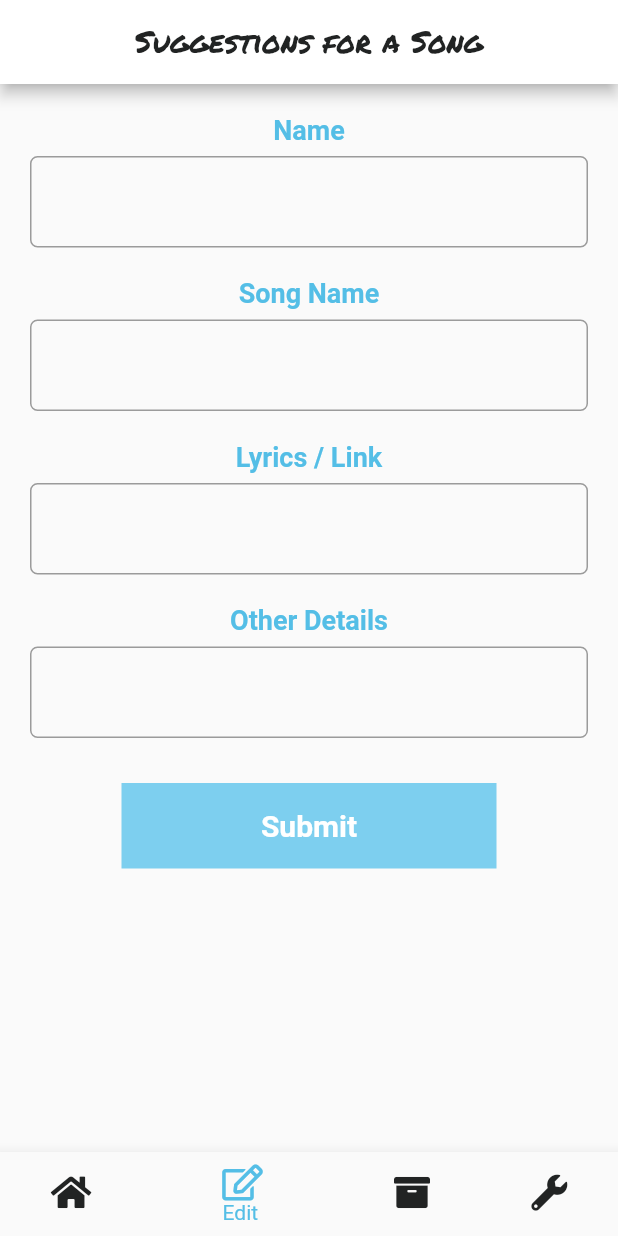
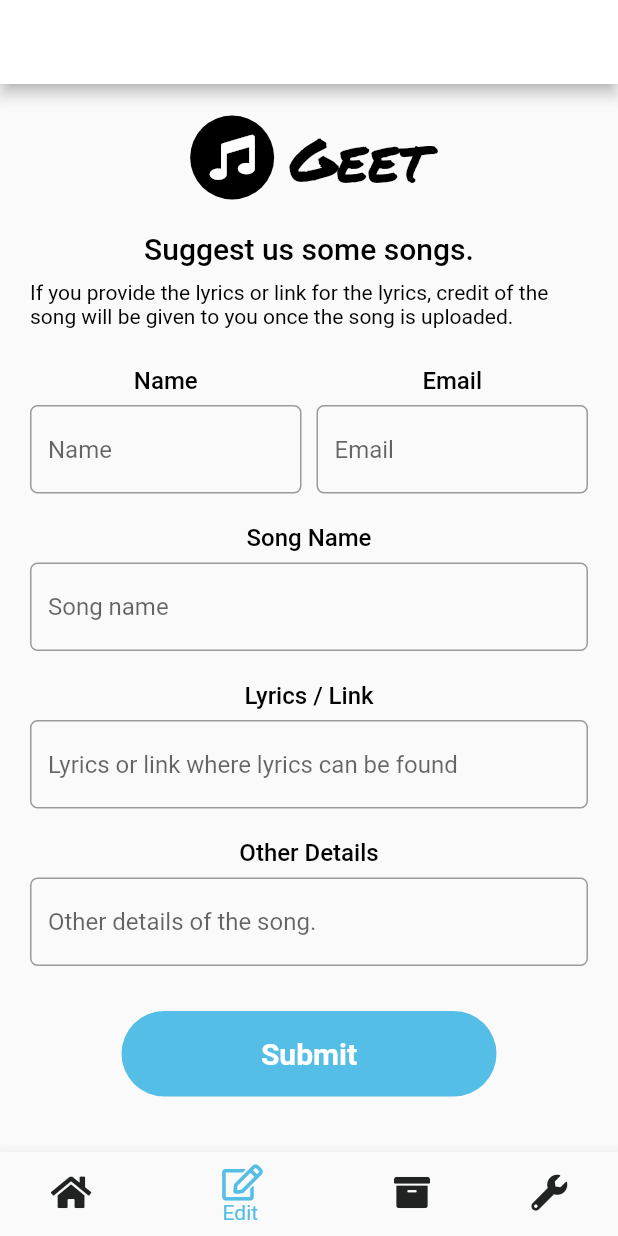
Before and after one commit to shobhit2020335/jain_songs_fork2, a Flutter app: the screen it shows after launch, item 2 of the bottom bar chosen, on a phone screen of 412 x 824 dp. Run offline on Flutter 3.47's test engine with Material 2 defaults, Android fonts, the phone set to English and light mode, and no system bars; our stand-ins replace cloud_firestore, connectivity, firebase_core, font_awesome_flutter, modal_progress_hud; missing offline and left inert: flutter_share; accounts and stored records are empty.

Commit message:
UI for form page created

```diff
--- a/lib/custom_widgets/constantWidgets.dart
+++ b/lib/custom_widgets/constantWidgets.dart
@@ -1,3 +1,5 @@
+import 'dart:io';
+
 import 'package:flutter/material.dart';
 
 void showToast(BuildContext context, String message, {int duration: 4}) {
@@ -15,23 +17,26 @@ Widget formFieldTitle(String title) {
   return Text(
     title,
     style: TextStyle(
-      color: Color(0xFF54BEE6),
-      fontWeight: FontWeight.bold,
-      fontSize: 18,
+      color: Colors.black,
+      fontSize: 16,
+      fontWeight: FontWeight.w500,
     ),
   );
 }
 
-Widget formTextFeild(int lines) {
+Widget formTextFeild(int lines,
+    {String hint, TextEditingController editingController}) {
   return Theme(
     data: ThemeData(
-      primaryColor: Color(0xFF54BEE6),
+      primaryColor: Colors.black,
     ),
     child: TextField(
+      controller: editingController,
       keyboardType: lines == 1 ? TextInputType.name : TextInputType.multiline,
       maxLines: lines,
-      style: TextStyle(color: Colors.black, fontSize: 18),
+      style: TextStyle(color: Colors.black, fontSize: 16),
       decoration: InputDecoration(
+        hintText: hint,
         border: OutlineInputBorder(
           borderRadius: BorderRadius.all(
             Radius.circular(5),
--- /dev/null
+++ b/lib/custom_widgets/formTextField.dart
@@ -0,0 +1,8 @@
+import 'package:flutter/material.dart';
+
+class FormTextField extends StatelessWidget {
+  @override
+  Widget build(BuildContext context) {
+    return Container();
+  }
+}
--- a/lib/form_page.dart
+++ b/lib/form_page.dart
@@ -1,9 +1,12 @@
 import 'package:flutter/material.dart';
+import 'package:font_awesome_flutter/font_awesome_flutter.dart';
 import 'package:jain_songs/custom_widgets/constantWidgets.dart';
 
 //TODO: Making clear button to clear all textfield
 
 class FormPage extends StatelessWidget {
+  final textFieldController = TextEditingController();
+
   @override
   Widget build(BuildContext context) {
     return SafeArea(
@@ -12,11 +15,92 @@ class FormPage extends StatelessWidget {
           padding: EdgeInsets.all(20),
           child: Column(
             children: [
-              formFieldTitle('Name'),
+              Row(
+                mainAxisAlignment: MainAxisAlignment.center,
+                children: [
+                  CircleAvatar(
+                    radius: 28,
+                    backgroundColor: Colors.black,
+                    child: Icon(
+                      FontAwesomeIcons.music,
+                      color: Colors.white,
+                      size: 30,
+                    ),
+                  ),
+                  SizedBox(
+                    width: 10,
+                  ),
+                  Text(
+                    'Geet',
+                    style: TextStyle(
+                      color: Colors.black,
+                      fontSize: 40,
+                      fontFamily: 'Pacifico',
+                      fontWeight: FontWeight.w100,
+                    ),
+                  )
+                ],
+              ),
               SizedBox(
-                height: 7,
+                height: 20,
               ),
-              formTextFeild(1),
+              Text(
+                'Suggest us some songs.',
+                style: TextStyle(
+                    color: Colors.black,
+                    fontSize: 20,
+                    fontWeight: FontWeight.w500),
+              ),
+              SizedBox(
+                height: 10,
+              ),
+              Text(
+                'If you provide the lyrics or link for the lyrics, credit of the song will be given to you once the song is uploaded.',
+                style: TextStyle(
+                  color: Colors.black,
+                  fontSize: 14,
+                ),
+              ),
+              SizedBox(
+                height: 25,
+              ),
+              Row(
+                children: [
+                  Expanded(
+                    child: Column(
+                      children: [
+                        formFieldTitle('Name'),
+                        SizedBox(
+                          height: 7,
+                        ),
+                        formTextFeild(
+                          1,
+                          hint: 'Name',
+                          editingController: textFieldController,
+                        ),
+                      ],
+                    ),
+                  ),
+                  SizedBox(
+                    width: 10,
+                  ),
+                  Expanded(
+                    child: Column(
+                      children: [
+                        formFieldTitle('Email'),
+                        SizedBox(
+                          height: 7,
+                        ),
+                        formTextFeild(
+                          1,
+                          hint: 'Email',
+                          editingController: textFieldController,
+                        ),
+                      ],
+                    ),
+                  ),
+                ],
+              ),
               SizedBox(
                 height: 20,
               ),
@@ -24,7 +108,8 @@ class FormPage extends StatelessWidget {
               SizedBox(
                 height: 7,
               ),
-              formTextFeild(null),
+              formTextFeild(null,
+                  hint: 'Song name', editingController: textFieldController),
               SizedBox(
                 height: 20,
               ),
@@ -32,7 +117,11 @@ class FormPage extends StatelessWidget {
               SizedBox(
                 height: 7,
               ),
-              formTextFeild(null),
+              formTextFeild(
+                null,
+                hint: 'Lyrics or link where lyrics can be found',
+                editingController: textFieldController,
+              ),
               SizedBox(
                 height: 20,
               ),
@@ -40,16 +129,29 @@ class FormPage extends StatelessWidget {
               SizedBox(
                 height: 7,
               ),
-              formTextFeild(null),
+              formTextFeild(
+                null,
+                hint: 'Other details of the song.',
+                editingController: textFieldController,
+              ),
               SizedBox(
                 height: 30,
               ),
               FlatButton(
-                onPressed: () {},
+                onPressed: () {
+                  showToast(
+                    context,
+                    'ThankYou for suggesting! Song will be updated soon.',
+                  );
+                  textFieldController.clear();
+                },
                 child: Container(
+                  decoration: BoxDecoration(
+                    borderRadius: BorderRadius.circular(30),
+                    color: Color(0xFF54BEE6),
+                  ),
                   width: 250,
                   height: 57,
-                  color: Color(0xFF7DCFEF),
                   child: Center(
                     child: Text(
                       'Submit',
--- a/lib/home_page.dart
+++ b/lib/home_page.dart
@@ -143,7 +143,7 @@ class _HomePageState extends State<HomePage> {
           setState(() {
             _currentIndex = index;
             if (index == 1) {
-              appBarTitle = Text('Suggestions for a Song');
+              appBarTitle = Text('');
             } else if (index == 2) {
               appBarTitle = Text('Your Library');
             } else if (index == 3) {
--- a/lib/services/addSong_Firestore.dart
+++ b/lib/services/addSong_Firestore.dart
@@ -13,34 +13,34 @@ void main() async {
   print('Added song successfully');
 
   //Uncomment below to add searchKeywords.
-  currentSong.makeListOfStrings('EJRD',
-      englishName: 'Ek Janmyo Raj Dularo',
-      hindiName: 'एक जनम्यो राज दुलारो',
+  currentSong.makeListOfStrings('SNVVV',
+      englishName: 'Siddhachal Na Vaasi',
+      hindiName: 'सिध्दाचल ना वासी',
       originalSong: '',
       album: '',
-      tirthankar: 'Mahavir',
-      extra1: 'Paryushan',
+      tirthankar: '',
+      extra1: 'Adinath',
       extra2: '');
 }
 
 class AddSong {
   Map<String, dynamic> currentSongMap = {
-    'code': 'EJRD',
+    'code': 'SNVVV',
     'album': '',
     'aaa': 'valid',
-    'genre': 'Paryushan | Stavan',
+    'genre': 'Stavan | Bhakti',
     'language': 'Gujarati',
     'likes': 0,
     'lyrics':
-        'एक जनम्यो राज दुलारो\nदुनिया नो तरन हारो\nवर्धमान नु नाम धारी\nने प्रगत्यो तेज सितारों र।। \nअवनि पर थी अन्धकार ना\nवादल जाने विखराय (2)\nगाये उमंगें होहो..(2)\nगाये उमंगें गीत अप्सरा,\nदेवो ना मन हरखाया (2)\nनारकी ना देवो ए निरख्यो\nतेज तनो जभकारो र।। \n\nएक जनम्यो राज दुलार\n\nधान वध्या धरती ना पेटे\nनीर वाद्य सरवरिया ना (2)\nचंद्र सूरज ना तेज वाद्य ने\nसांप वाद्य सौ मनाव माँ (2)\nदुःख ना दिवसों दूर तय ने\nआव्यो सुख नो वारो रे।। \n\nएक जनम्यो राज दुलारो\n\nरंकजनों ना दिल माँ प्रसारयु\nआश घरेलू अजवाडु  (2)\nबेली आव्यो होहो..\nबेली आव्यो दिन दुखिया नो\nरहेशे ना कोई नोंधारु (2)\nभीड़ जगत नई भांगे इवो\nसौ नो पालनहारों  रे।। \n\nएक जनम्यो राज दुलारो\n\nवागे  छे  शरणाई  ख़ुशी  नई\nसिद्धार्थ  नो आंगनिये  (2)\nहेते हींछोले  त्रिशला रानी \nबाल कुंवर ने पारणिये (2)\n प्रजा बानी छे आनंद- घेली\nघर घर उत्सव न्यारो रे।। \n\nएक जनम्यो राज दुलारो\nदुनिया नो तरन हारो\nवर्धमान नु नाम धारी\nने प्रगत्यो तेज सितारों र।। \n',
-    'originalSong': 'Unknown',
+        'सिध्दाचल ना वासी,विमलाचल ना वासी\nजिनजी प्यारा,आदिनाथने वन्दन हमारा,\nप्रभु जी नु मुखडु मलके,नयनो  माथी वरसे\nअमीरस धारा,आदीनाथने वन्दन हमारा ||\n\nप्रभु जी नु मुखडु छे तेज मिलाकर\nदिल मे भक्ती की ज्योत जमाकर\nभजले प्रभु ने भावे दुर्गती कदी ना आवे |\nजिनजी प्यारा,आदीनाथने वन्दन हमारा…||\n\nअमे तो मोह माया ना विलासी\nतमे छो मुक्ती पुरी ना वासी |\nकर्म बन्धन कापो ,मोक्ष सुख आपो|\nजिनजी  प्यारा,आदिनाथने वन्दन हमारा… ||\n\nभमीने लाख चोरासी हु आव्यो\nपुन्ये दर्शन तुमारा हु पायो |nधन्य दिवस मारो,भवना फेरा टालो |nजिनजी प्यारा आदिनाथने वन्दन हमारा… ||\n\nआरजी उर मा धरजो हमारी |\nअमने आशा छे प्रभुजी तमारी\nकहे प्रसन्न हवे,साचा स्वामी तमे,वन्दन करीले अमे\nजिनजी प्यारा आदिनाथने वन्दन हमारा… ||\n',
+    'originalSong': '',
     'production': 'Shemaroo Jai Jinendra',
     'share': 0,
-    'singer': 'Mahendra Kapoor | Anuradha Paudwal',
-    'songNameEnglish': 'Ek Janmyo Raj Dularo',
-    'songNameHindi': 'एक जनम्यो राज दुलारो',
-    'tirthankar': 'Mahavir Swami',
-    'youTubeLink': 'https://youtu.be/B7EzfJLaabU'
+    'singer': 'Sheela Sethia',
+    'songNameEnglish': 'Siddhachal Na Vaasi',
+    'songNameHindi': 'सिध्दाचल ना वासी',
+    'tirthankar': 'Adinath',
+    'youTubeLink': 'https://youtu.be/9bex5sXUFB0'
   };
   CollectionReference songs = FirebaseFirestore.instance.collection('songs');
 
```
